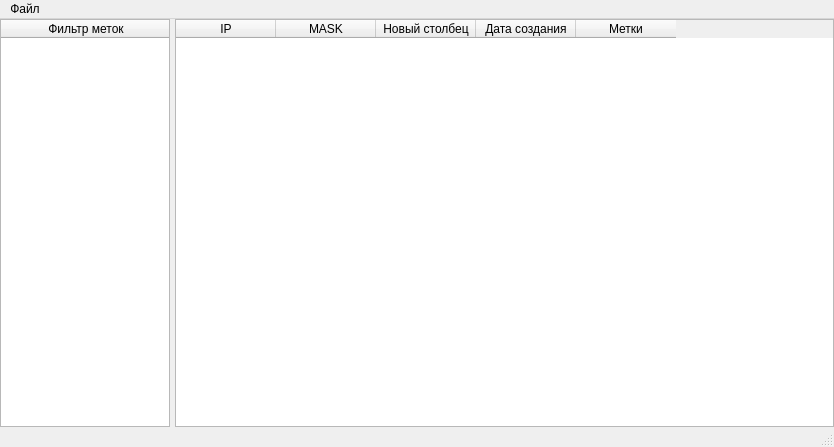
Old version of the form app/src/main/ipnotebook/resources/mainwindow.ui in the repository NativCos/CSF.Semestr7.TPO.
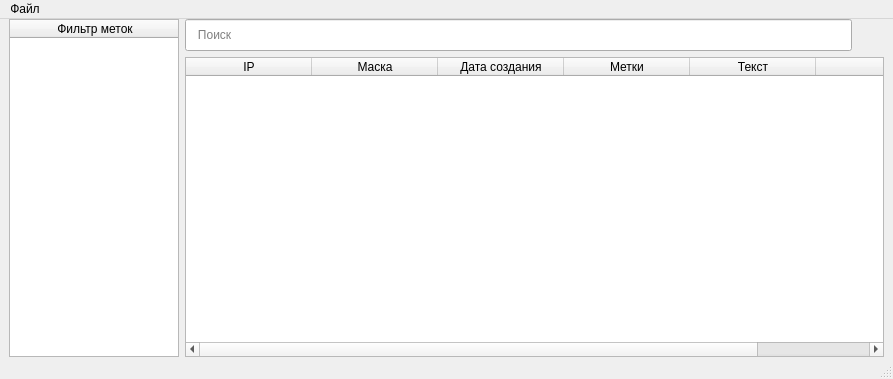
New version of the form. Icons and pictures are not drawn.

What changed in the file:
```diff
--- a/app/src/main/ipnotebook/resources/mainwindow.ui
+++ b/app/src/main/ipnotebook/resources/mainwindow.ui
@@ -6,8 +6,8 @@
    <rect>
     <x>0</x>
     <y>0</y>
-    <width>834</width>
-    <height>447</height>
+    <width>893</width>
+    <height>379</height>
    </rect>
   </property>
   <property name="sizePolicy">
@@ -16,6 +16,12 @@
     <verstretch>0</verstretch>
    </sizepolicy>
   </property>
+  <property name="minimumSize">
+   <size>
+    <width>100</width>
+    <height>100</height>
+   </size>
+  </property>
   <property name="windowTitle">
    <string/>
   </property>
@@ -26,25 +32,22 @@
   <widget class="QWidget" name="centralwidget">
    <layout class="QHBoxLayout" name="horizontalLayout_2">
     <property name="spacing">
-     <number>0</number>
+     <number>6</number>
     </property>
     <property name="leftMargin">
-     <number>0</number>
+     <number>9</number>
     </property>
     <property name="topMargin">
      <number>0</number>
     </property>
     <property name="rightMargin">
-     <number>0</number>
+     <number>9</number>
     </property>
     <property name="bottomMargin">
      <number>0</number>
     </property>
     <item>
      <layout class="QHBoxLayout" name="horizontalLayout">
-      <property name="spacing">
-       <number>5</number>
-      </property>
       <item>
        <widget class="QTableWidget" name="tableWidget_marks">
         <property name="sizePolicy">
@@ -83,6 +86,15 @@
         <attribute name="verticalHeaderVisible">
          <bool>false</bool>
         </attribute>
+        <attribute name="verticalHeaderCascadingSectionResizes">
+         <bool>true</bool>
+        </attribute>
+        <attribute name="verticalHeaderMinimumSectionSize">
+         <number>15</number>
+        </attribute>
+        <attribute name="verticalHeaderDefaultSectionSize">
+         <number>24</number>
+        </attribute>
         <column>
          <property name="text">
           <string>Фильтр меток</string>
@@ -91,13 +103,124 @@
        </widget>
       </item>
       <item>
+       <layout class="QVBoxLayout" name="verticalLayout">
+        <item>
+         <layout class="QHBoxLayout" name="horizontalLayout_3">
+          <property name="spacing">
+           <number>3</number>
+          </property>
+          <property name="rightMargin">
+           <number>5</number>
+          </property>
+          <item>
+           <widget class="QLineEdit" name="lineEdit_search">
+            <property name="sizePolicy">
+             <sizepolicy hsizetype="Expanding" vsizetype="Fixed">
+              <horstretch>0</horstretch>
+              <verstretch>32</verstretch>
+             </sizepolicy>
+            </property>
+            <property name="minimumSize">
+             <size>
+              <width>0</width>
+              <height>32</height>
+             </size>
+            </property>
+            <property name="maximumSize">
+             <size>
+              <width>16777215</width>
+              <height>32</height>
+             </size>
+            </property>
+            <property name="inputMask">
+             <string notr="true"/>
+            </property>
+            <property name="text">
+             <string/>
+            </property>
+            <property name="placeholderText">
+             <string>   Поиск</string>
+            </property>
+           </widget>
+          </item>
+          <item>
+           <widget class="QPushButton" name="pushButton">
+            <property name="minimumSize">
+             <size>
+              <width>24</width>
+              <height>24</height>
+             </size>
+            </property>
+            <property name="maximumSize">
+             <size>
+              <width>24</width>
+              <height>24</height>
+             </size>
+            </property>
+            <property name="text">
+             <string/>
+            </property>
+            <property name="icon">
+             <iconset>
+              <normaloff>clear.svg</normaloff>clear.svg</iconset>
+            </property>
+            <property name="iconSize">
+             <size>
+              <width>24</width>
+              <height>24</height>
+             </size>
+            </property>
+            <property name="checkable">
+             <bool>false</bool>
+            </property>
+            <property name="autoRepeat">
+             <bool>false</bool>
+            </property>
+            <property name="autoExclusive">
+             <bool>false</bool>
+            </property>
+            <property name="autoRepeatDelay">
+             <number>304</number>
+            </property>
+            <property name="autoRepeatInterval">
+             <number>100</number>
+            </property>
+            <property name="flat">
+             <bool>true</bool>
+            </property>
+           </widget>
+          </item>
+         </layout>
+        </item>
+        <item>
        <widget class="QTableWidget" name="tableWidget_notes">
         <property name="rowCount">
          <number>0</number>
         </property>
         <property name="columnCount">
-         <number>5</number>
-        </property>
+           <number>6</number>
+          </property>
+          <attribute name="horizontalHeaderMinimumSectionSize">
+           <number>50</number>
+          </attribute>
+          <attribute name="horizontalHeaderDefaultSectionSize">
+           <number>126</number>
+          </attribute>
+          <attribute name="horizontalHeaderShowSortIndicator" stdset="0">
+           <bool>true</bool>
+          </attribute>
+          <attribute name="horizontalHeaderStretchLastSection">
+           <bool>true</bool>
+          </attribute>
+          <attribute name="verticalHeaderVisible">
+           <bool>false</bool>
+          </attribute>
+          <attribute name="verticalHeaderMinimumSectionSize">
+           <number>16</number>
+          </attribute>
+          <attribute name="verticalHeaderDefaultSectionSize">
+           <number>26</number>
+          </attribute>
         <column>
          <property name="text">
           <string>IP</string>
@@ -105,12 +228,7 @@
         </column>
         <column>
          <property name="text">
-          <string>MASK</string>
-         </property>
-        </column>
-        <column>
-         <property name="text">
-          <string>Новый столбец</string>
+            <string>Маска</string>
          </property>
         </column>
         <column>
@@ -123,7 +241,19 @@
           <string>Метки</string>
          </property>
         </column>
-       </widget>
+          <column>
+           <property name="text">
+            <string>Текст</string>
+           </property>
+          </column>
+          <column>
+           <property name="text">
+            <string> </string>
+           </property>
+          </column>
+         </widget>
+        </item>
+       </layout>
       </item>
      </layout>
     </item>
@@ -134,10 +264,16 @@
     <rect>
      <x>0</x>
      <y>0</y>
-     <width>834</width>
+     <width>893</width>
      <height>30</height>
     </rect>
    </property>
+   <property name="maximumSize">
+    <size>
+     <width>16777215</width>
+     <height>16777215</height>
+    </size>
+   </property>
    <widget class="QMenu" name="menu">
     <property name="title">
      <string>Файл</string>
@@ -156,7 +292,7 @@
    <property name="maximumSize">
     <size>
      <width>16777215</width>
-     <height>20</height>
+     <height>26</height>
     </size>
    </property>
   </widget>
```
Left out of the diff: 10 changed lines with no effect on the pictures. Lines whose indentation alone changed are shown as unchanged.
